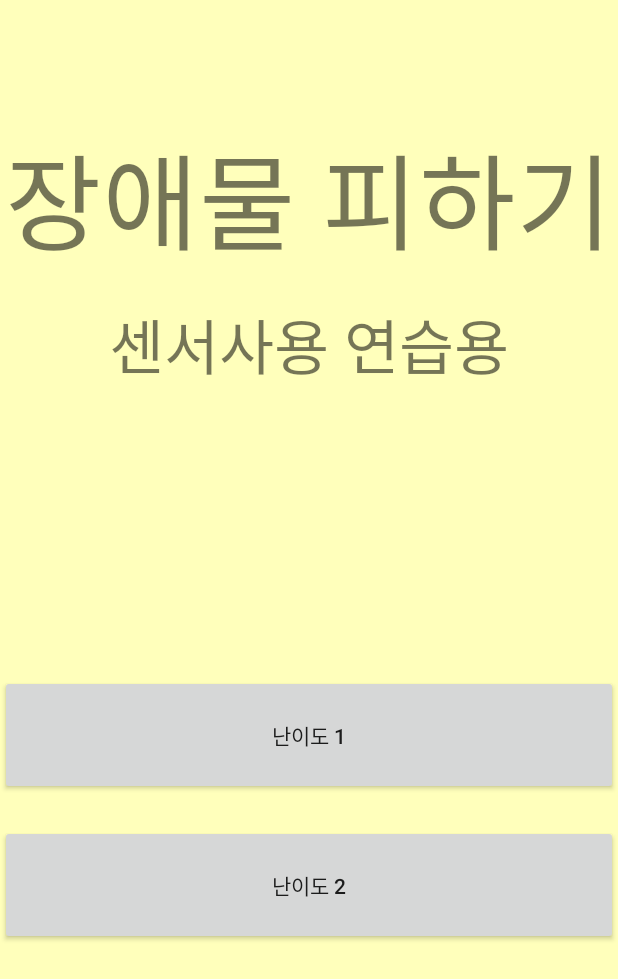
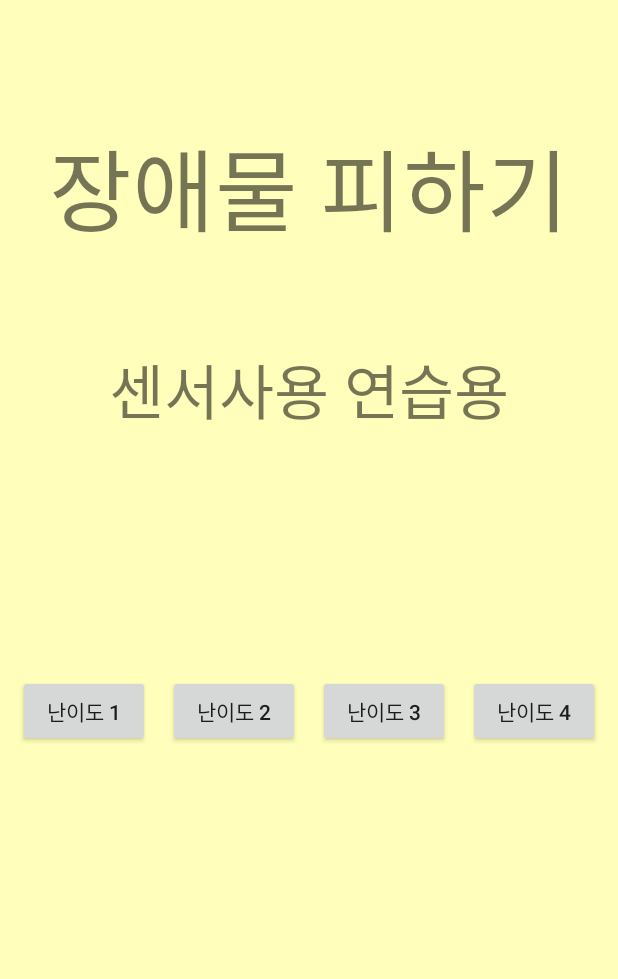
Before and after one commit to YeopJae-Mon/Practice_SensorAndroid_Project, an Android app: the screen it shows after launch (StartActivity), on a phone screen of 412 x 824 dp. Shown: the top 979 px of the screen. Run offline under Robolectric (Android 15) with nearby library versions, the phone set to English and light mode, and no system bars.

Commit message:
2021-03-28 Make Layout and Difficulty

```diff
--- /dev/null
+++ b/app/src/main/java/com/example/practice_moveball/ClearActivity.java
@@ -0,0 +1,4 @@
+package com.example.practice_moveball;
+
+public class ClearActivity {
+}
--- /dev/null
+++ b/app/src/main/java/com/example/practice_moveball/FailActivity.java
@@ -0,0 +1,4 @@
+package com.example.practice_moveball;
+
+public class FailActivity {
+}
--- a/app/src/main/java/com/example/practice_moveball/StartActivity.java
+++ b/app/src/main/java/com/example/practice_moveball/StartActivity.java
@@ -16,6 +16,8 @@ public class StartActivity extends Activity {
 
         Button button1 = (Button) findViewById(R.id.btn01);
         Button button2 = (Button) findViewById(R.id.btn02);
+        Button button3 = (Button) findViewById(R.id.btn03);
+        Button button4 = (Button) findViewById(R.id.btn04);
 
         button1.setOnClickListener(new OnClickListener() {
             @Override
@@ -34,5 +36,23 @@ public class StartActivity extends Activity {
                 startActivity(intent);
             }
         });
+
+        button3.setOnClickListener(new OnClickListener() {
+            @Override
+            public void onClick(View v) {
+                Intent intent = new Intent(getApplicationContext(), MainActivity.class);
+                intent.putExtra("type",3);
+                startActivity(intent);
+            }
+        });
+
+        button4.setOnClickListener(new OnClickListener() {
+            @Override
+            public void onClick(View v) {
+                Intent intent = new Intent(getApplicationContext(), MainActivity.class);
+                intent.putExtra("type",4);
+                startActivity(intent);
+            }
+        });
     }
 }
--- /dev/null
+++ b/app/src/main/res/layout/activity_clear.xml
@@ -0,0 +1,6 @@
+<?xml version="1.0" encoding="utf-8"?>
+<androidx.constraintlayout.widget.ConstraintLayout
+    xmlns:android="http://schemas.android.com/apk/res/android" android:layout_width="match_parent"
+    android:layout_height="match_parent">
+
+</androidx.constraintlayout.widget.ConstraintLayout>
--- /dev/null
+++ b/app/src/main/res/layout/activity_fail.xml
@@ -0,0 +1,6 @@
+<?xml version="1.0" encoding="utf-8"?>
+<androidx.constraintlayout.widget.ConstraintLayout
+    xmlns:android="http://schemas.android.com/apk/res/android" android:layout_width="match_parent"
+    android:layout_height="match_parent">
+
+</androidx.constraintlayout.widget.ConstraintLayout>
--- a/app/src/main/res/layout/activity_start.xml
+++ b/app/src/main/res/layout/activity_start.xml
@@ -4,36 +4,63 @@ xmlns:tools="http://schemas.android.com/tools"
 android:layout_width="match_parent"
 android:layout_height="match_parent"
 tools:context=".StartActivity"
+android:orientation="horizontal"
 android:background="#ffb">
 
     <TextView
         android:layout_width="match_parent"
-        android:layout_height="150dp"
+        android:layout_height="wrap_content"
         android:text="장애물 피하기"
         android:gravity="center_horizontal"
-        android:textSize="70sp"
+        android:textSize="60dp"
         android:layout_marginTop="80dp"
         android:id="@+id/text01"/>
+
     <TextView
+        android:id="@+id/text02"
         android:layout_width="match_parent"
-        android:layout_height="150dp"
+        android:layout_height="wrap_content"
+        android:layout_marginTop="230dp"
+        android:gravity="center_horizontal"
         android:text="센서사용 연습용"
-        android:gravity="center_horizontal"
-        android:textSize="40sp"
-        android:layout_marginTop="200dp"
-        android:id="@+id/text02"/>
+        android:textSize="40sp" />
+
+    <LinearLayout
+        android:layout_width="match_parent"
+        android:layout_height="match_parent"
+        android:orientation="horizontal">
+
         <Button
             android:id="@+id/btn01"
-        android:layout_width="match_parent"
-        android:layout_height="80dp"
+            android:layout_width="wrap_content"
+            android:layout_height="wrap_content"
             android:layout_marginTop="450dp"
+            android:layout_marginLeft="12dp"
+            android:layout_marginRight="12dp"
+            android:padding="10dp"
             android:text="난이도 1" />
 
         <Button
             android:id="@+id/btn02"
-        android:layout_width="match_parent"
-        android:layout_height="80dp"
-        android:layout_marginTop="550dp"
+            android:layout_width="wrap_content"
+            android:layout_height="wrap_content"
+            android:layout_marginTop="450dp"
+            android:layout_marginRight="12dp"
             android:text="난이도 2" />
+        <Button
+            android:id="@+id/btn03"
+            android:layout_width="wrap_content"
+            android:layout_height="wrap_content"
+            android:layout_marginTop="450dp"
+            android:layout_marginRight="12dp"
+            android:padding="10dp"
+            android:text="난이도 3" />
 
+        <Button
+            android:id="@+id/btn04"
+            android:layout_width="wrap_content"
+            android:layout_height="wrap_content"
+            android:layout_marginTop="450dp"
+            android:text="난이도 4" />
+    </LinearLayout>
 </RelativeLayout>
```
Also changed, not shown: app/src/main/java/com/example/practice_moveball/MainActivity.java (+7 -4 lines), app/src/main/java/com/example/practice_moveball/SplashActivity.java (+15 -0 lines), app/src/main/res/layout/activity_splash.xml (+4 -4 lines). Lines whose indentation alone changed are shown as unchanged.
